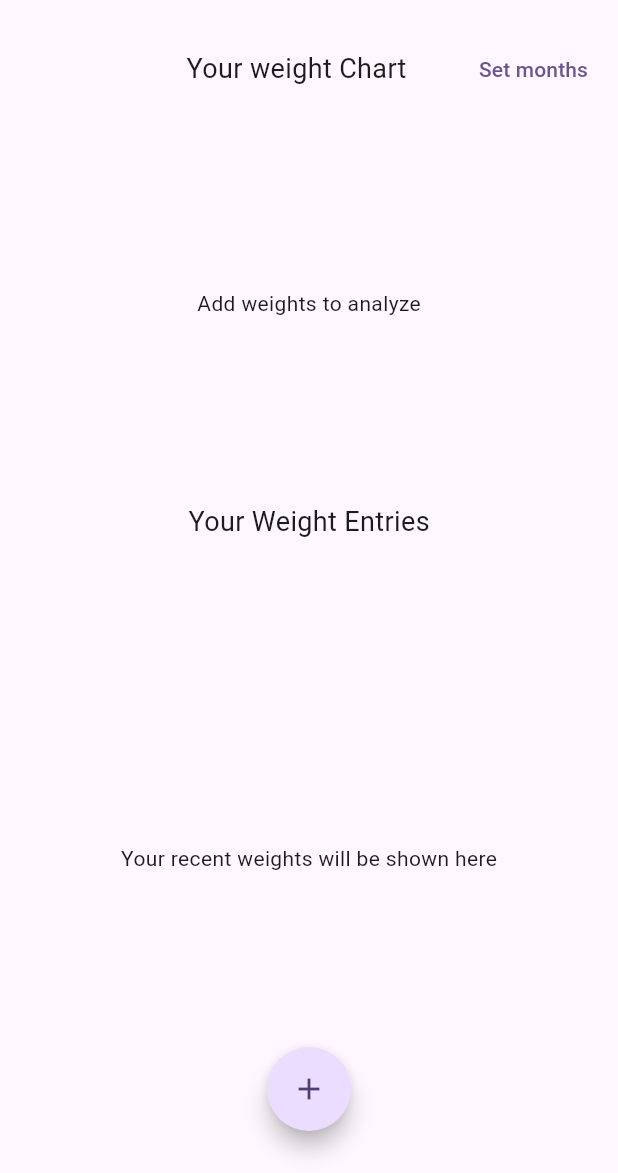
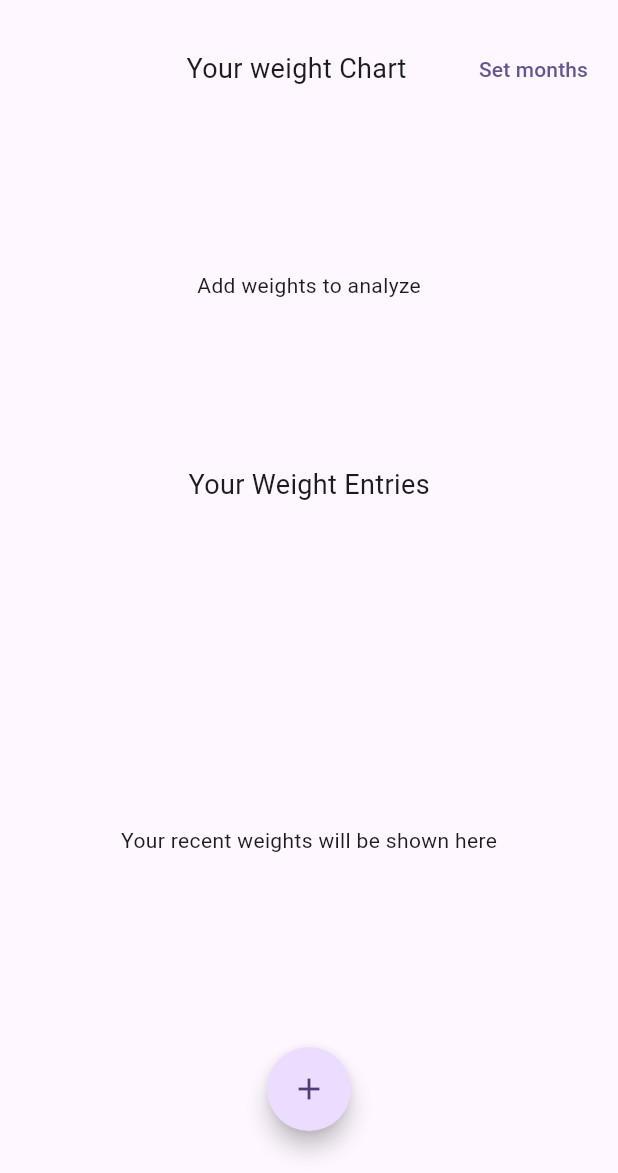
Before and after one commit to Dheeraj-2003/weight_tracker, a Flutter app: the HomeScreen screen opened directly, on a phone screen of 412 x 824 dp, the part 63-1236 px from its top. Run offline on Flutter 3.47's test engine with Material 3 defaults, Android fonts, the phone set to English and light mode, and no system bars; our stand-ins replace fl_chart, flutter_riverpod, hive_flutter; accounts and stored records are empty.

Commit message:
minor refractoring

```diff
--- a/lib/presentation/screens/home_screen.dart
+++ b/lib/presentation/screens/home_screen.dart
@@ -102,7 +102,7 @@ class _HomeScreenState extends ConsumerState<HomeScreen> {
               const SizedBox(
                 height: 20,
               ),
-              const SizedBox(height: 225, child: LineChartWidget()),
+              const SizedBox(height: 200, child: LineChartWidget()),
               const SizedBox(
                 height: 20,
               ),
--- a/lib/presentation/widgets/plot/line_chart.dart
+++ b/lib/presentation/widgets/plot/line_chart.dart
@@ -24,6 +24,7 @@ class _LineChartWidgetState extends State<LineChartWidget> {
     return Consumer(builder: (context, ref, child) {
       final state = ref.watch(weightsProvider);
       final monthsState = ref.watch(chartProvider);
+
       int numMonths = 6;
       if (monthsState is FinalMonthsState) numMonths = monthsState.months;
       List<Weight> weighList = state is WeightsLoadedState ? state.weights : [];
@@ -40,6 +41,7 @@ class _LineChartWidgetState extends State<LineChartWidget> {
           weighList[index].weight,
         );
       });
+
       return weighList.isEmpty
           ? const Center(
               child: Text("Add weights to analyze"),
@@ -56,10 +58,19 @@ class _LineChartWidgetState extends State<LineChartWidget> {
                         sideTitles: SideTitles(showTitles: false)),
                     rightTitles: const AxisTitles(
                         sideTitles: SideTitles(showTitles: false)),
-                    leftTitles: const AxisTitles(
-                      axisNameWidget: Text("Weight (Kg)"),
-                      sideTitles:
-                          SideTitles(showTitles: true, reservedSize: 36),
+                    leftTitles: AxisTitles(
+                      axisNameWidget: const Text(
+                        "Weight (Kg)",
+                        style: TextStyle(fontSize: 12),
+                      ),
+                      sideTitles: SideTitles(
+                        showTitles: true,
+                        reservedSize: 35,
+                        getTitlesWidget: (value, meta) => Text(
+                          value.toString(),
+                          style: const TextStyle(fontSize: 11),
+                        ),
+                      ),
                     ),
                     bottomTitles: AxisTitles(
                       axisNameWidget: const Text("Time (Months)"),
```
